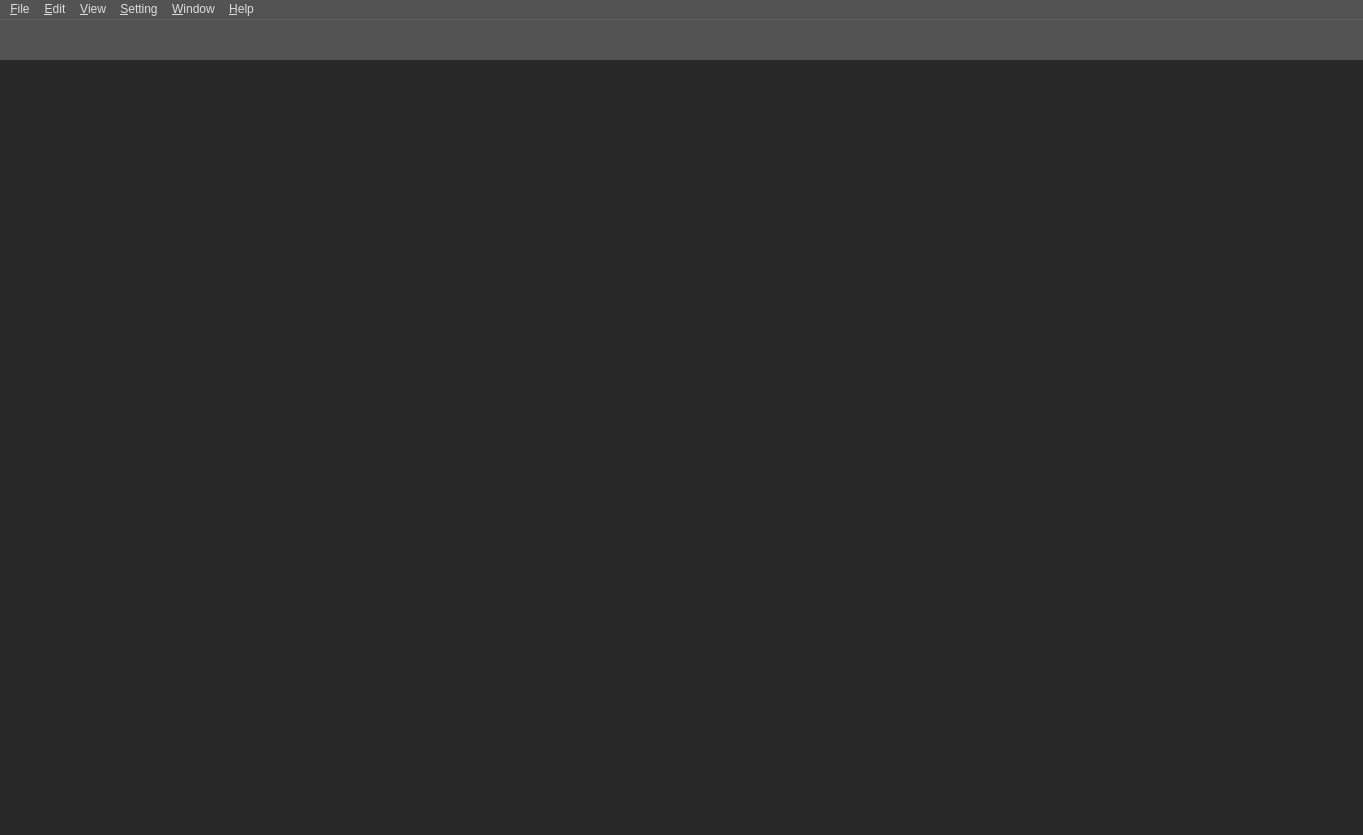
Qt form resource/gui/GUI.ui (dthung1602/NetworkVisualization) before a commit.
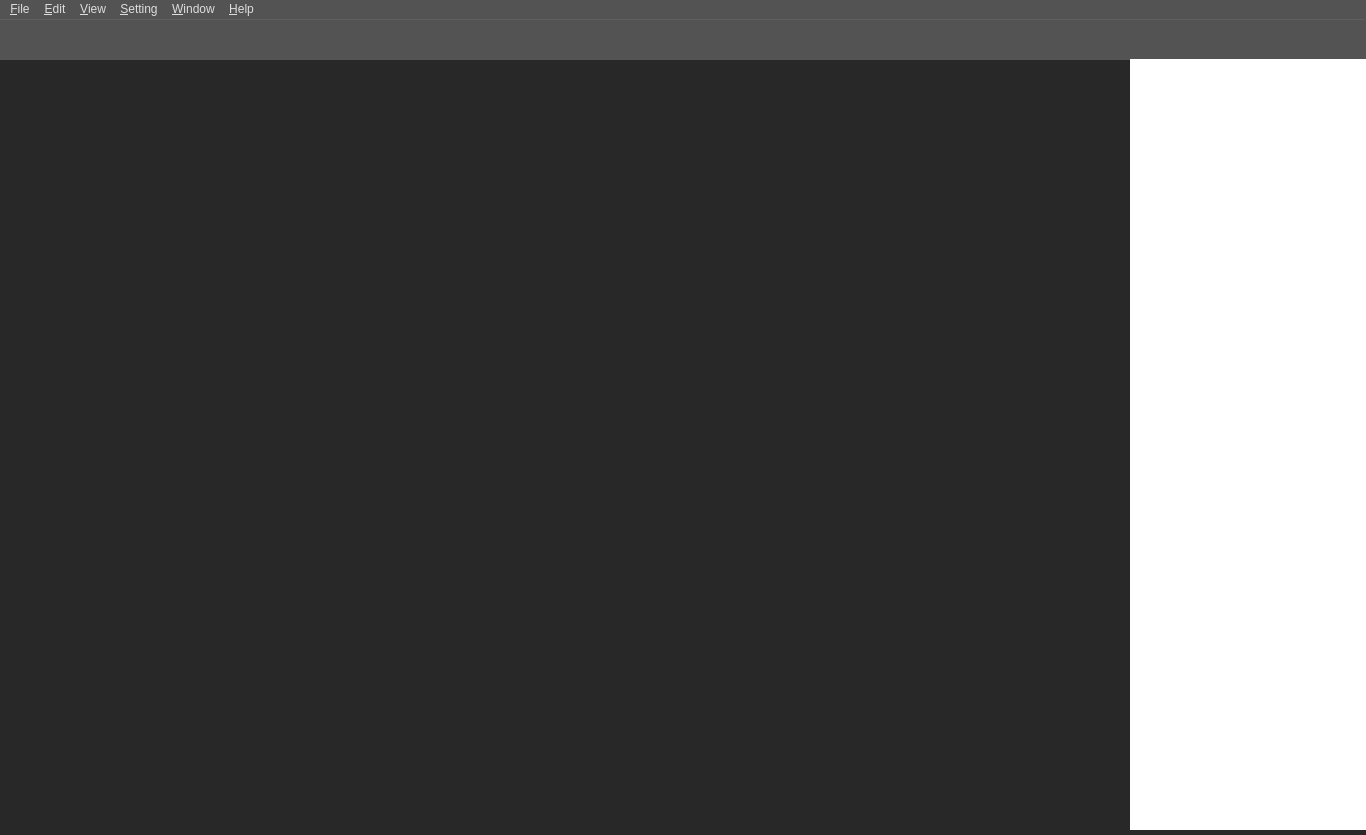
The same form after that commit. Icons and pictures are not drawn.

The edit to the form file:
```diff
--- a/resource/gui/GUI.ui
+++ b/resource/gui/GUI.ui
@@ -6,7 +6,7 @@
    <rect>
     <x>0</x>
     <y>0</y>
-    <width>1363</width>
+    <width>1366</width>
     <height>835</height>
    </rect>
   </property>
@@ -28,7 +28,7 @@
      <rect>
       <x>-10</x>
       <y>40</y>
-      <width>1381</width>
+      <width>1141</width>
       <height>771</height>
      </rect>
     </property>
@@ -380,13 +380,28 @@
      <enum>Qt::Horizontal</enum>
     </property>
    </widget>
+   <widget class="QWidget" name="verticalLayoutWidget_2">
+    <property name="geometry">
+     <rect>
+      <x>1130</x>
+      <y>40</y>
+      <width>241</width>
+      <height>771</height>
+     </rect>
+    </property>
+    <layout class="QVBoxLayout" name="infoArea"/>
+	<property name="styleSheet">
+    <string notr="true">background-color: #FFF;
+	</string>
+   </property>
+   </widget>
   </widget>
   <widget class="QMenuBar" name="menubar">
    <property name="geometry">
     <rect>
      <x>0</x>
      <y>0</y>
-     <width>1363</width>
+     <width>1366</width>
      <height>26</height>
     </rect>
    </property>
```
Left out of the diff: 72 changed lines with no effect on the pictures.
